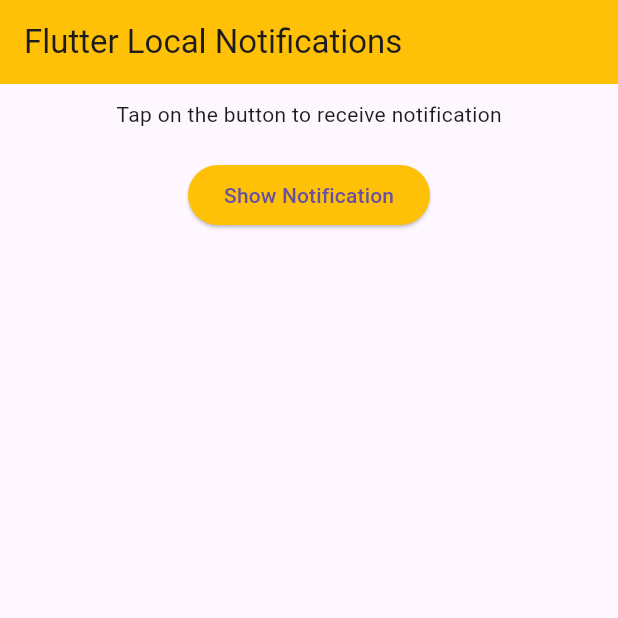
After one commit to ShubhamKunal/fugen_flutter_local_notifications, a Flutter app: the screen it shows after launch, after a tap on "Show Notification", on a phone screen of 412 x 824 dp, the top half of it. The commit adds this screen. Run offline on Flutter 3.47's test engine with Material 3 defaults, Android fonts, the phone set to English and light mode, and no system bars; our stand-ins replace flutter_local_notifications; statements that could not run were skipped.

Commit message:
restructuring done

```diff
--- /dev/null
+++ b/lib/service/notifications_services.dart
@@ -0,0 +1,102 @@
+import 'package:flutter_local_notifications/flutter_local_notifications.dart';
+import 'package:flutter/material.dart';
+import 'dart:developer' as developer;
+
+class NotificationService {
+  static final FlutterLocalNotificationsPlugin _plugin = FlutterLocalNotificationsPlugin();
+
+  static Future<void> initialize() async {
+    await _plugin.resolvePlatformSpecificImplementation<
+            AndroidFlutterLocalNotificationsPlugin>()
+        ?.requestNotificationsPermission();
+
+    const androidInit = AndroidInitializationSettings('@mipmap/ic_launcher');
+    final darwinInit = DarwinInitializationSettings();
+
+    final settings = InitializationSettings(
+      android: androidInit,
+      iOS: darwinInit,
+      macOS: darwinInit,
+    );
+
+    await _plugin.initialize(
+      settings,
+      onDidReceiveNotificationResponse: _onForegroundTap,
+      onDidReceiveBackgroundNotificationResponse: _onBackgroundTap,
+    );
+  }
+
+  static Future<void> showBasicNotification() async {
+    developer.log("Showing notification");
+
+    const androidDetails = AndroidNotificationDetails(
+      '1',
+      'basic_channel',
+      importance: Importance.max,
+      priority: Priority.high,
+      ticker: 'ticker',
+      color: Colors.amber,
+      colorized: true,
+    );
+
+    const notificationDetails = NotificationDetails(android: androidDetails);
+
+    await _plugin.show(
+      0,
+      'Hello',
+      'From flutter local notifications',
+      notificationDetails,
+      payload: 'notification_payload',
+    );
+  }
+
+  static Future<void> showNotificationWithActions() async {
+    developer.log("Showing notification");
+
+    const androidDetails = AndroidNotificationDetails(
+      '1',
+      'basic_channel',
+      importance: Importance.max,
+      priority: Priority.high,
+      ticker: 'ticker',
+      color: Colors.amber,
+      colorized: true,
+      actions: <AndroidNotificationAction>[
+        AndroidNotificationAction(
+          '1',
+          'Don\'t dismiss',
+          showsUserInterface: true,
+          cancelNotification: false,
+        ),
+        AndroidNotificationAction(
+          '2',
+          'Dismiss',
+          showsUserInterface: true,
+          cancelNotification: true,
+        ),
+      ],
+    );
+
+    const notificationDetails = NotificationDetails(android: androidDetails);
+
+    await _plugin.show(
+      0,
+      'Hello',
+      'From flutter local notifications',
+      notificationDetails,
+      payload: 'notification_payload',
+    );
+  }
+
+  @pragma('vm:entry-point')
+  static void _onBackgroundTap(NotificationResponse response) {
+    developer.log('Background tap: ${response.payload}');
+  }
+
+  static Future<void> _onForegroundTap(NotificationResponse response) async {
+    final payload = response.payload;
+    if (payload != null) {
+      developer.log('Foreground tap: $payload');
+    }
+  }
+}
--- /dev/null
+++ b/lib/views/home_screen.dart
@@ -0,0 +1,32 @@
+import 'package:flutter/material.dart';
+import 'package:fugen_fln/service/notifications_services.dart';
+
+class HomeScreen extends StatelessWidget {
+  const HomeScreen({super.key});
+
+  @override
+  Widget build(BuildContext context) {
+    return Scaffold(
+      appBar: AppBar(
+        backgroundColor: Colors.amber,
+        title: const Text('Flutter Local Notifications'),
+      ),
+      body: Center(
+        child: Column(
+          children: [
+            const SizedBox(height: 10),
+            const Text("Tap on the button to receive notification"),
+            const SizedBox(height: 20),
+            ElevatedButton(
+              style: ElevatedButton.styleFrom(
+                backgroundColor: Colors.amber,
+              ),
+              onPressed: NotificationService.showNotificationWithActions,
+              child: const Text("Show Notification"),
+            ),
+          ],
+        ),
+      ),
+    );
+  }
+}
```
Also changed, not shown: lib/main.dart (+4 -147 lines).
